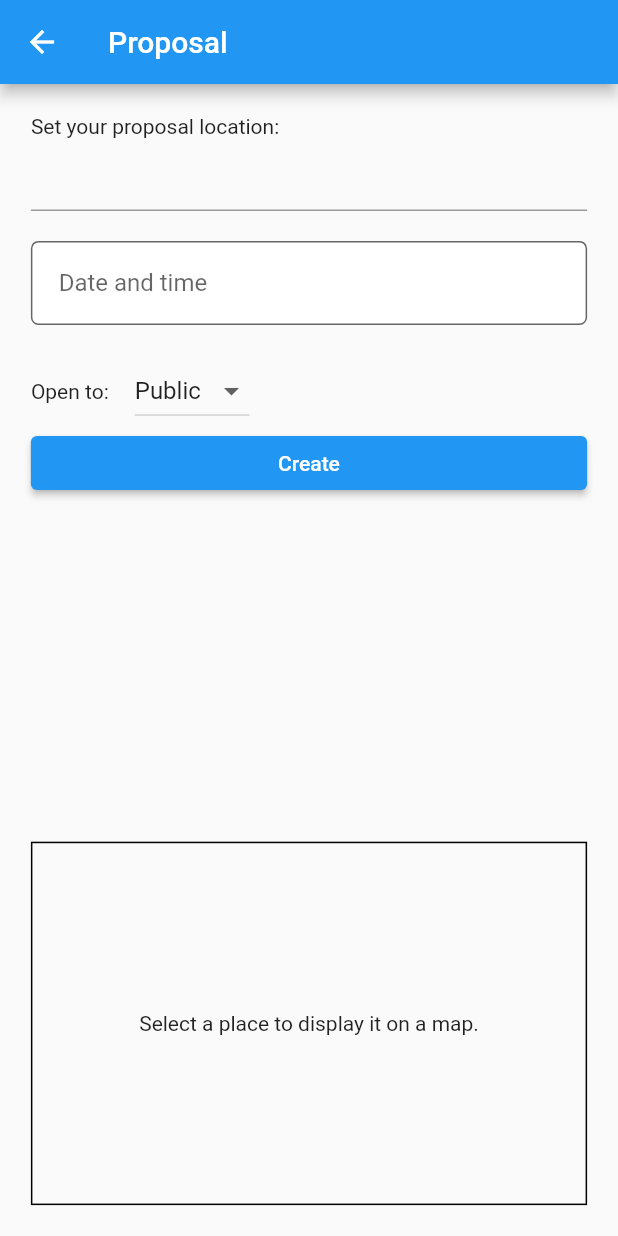
After one commit to gblfrc/dima-2022-gibellini-rondini, a Flutter app: the ProposalPage screen opened directly, after a tap on "Create", on a phone screen of 412 x 824 dp. The commit adds this screen. Run offline on Flutter 3.47's test engine with Material 2 defaults, Android fonts, the phone set to English and light mode, and no system bars; drawn by our look-alikes of datetime_picker_formfield; our stand-ins replace cloud_firestore, file_picker, firebase_auth, firebase_core, firebase_storage, flutter_expandable_fab and 4 more; missing offline and left inert: algolia, dart_geohash, flutter_background_service, flutter_background_service_android; accounts and stored records are empty; network calls fail.

Commit message:
Create proposal
- Added page to create a proposal
- Added database interaction for proposal creation
- Minor update on proposal model object (can create proposal with no id, let id be set on the backend)

```diff
--- a/lib/app_logic/database.dart
+++ b/lib/app_logic/database.dart
@@ -231,6 +231,31 @@ class Database {
       throw DatabaseException("An error occurred while creating goal.");
     }
   }
+
+  static void createProposal(Proposal proposal) async {
+    try {
+      await FirebaseFirestore.instance.collection("proposals").add(
+        {
+          "dateTime": Timestamp.fromDate(proposal.dateTime),
+          "owner": FirebaseFirestore.instance.collection('users').doc(proposal.owner.uid),
+          "place": {
+            "coords": GeoPoint(proposal.place.coords.latitude,proposal.place.coords.longitude),
+            "geohash": GeoHasher().encode(proposal.place.coords.longitude,proposal.place.coords.latitude, precision: 9),
+            "id": proposal.place.id,
+            "latitude": proposal.place.coords.latitude,
+            "longitude": proposal.place.coords.longitude,
+            "name": proposal.place.name
+          },
+          "type": proposal.type,
+        },
+      );
+    } on FirebaseException {
+      throw DatabaseException("Couldn't create proposal");
+    }
+  }
+
+
+
 }
 
 //{owner: DocumentReference<Map<String, dynamic>>(users/SjM8IQQiqbV3q60PlSTr9qnZpI92),
--- a/lib/app_logic/search_engine.dart
+++ b/lib/app_logic/search_engine.dart
@@ -58,7 +58,6 @@ class SearchEngine {
       json['city'] = json['address']['city'];
       json['state'] = json['address']['state'];
       json['country'] = json['address']['country'];
-      print(json);
       places.add(Place.fromJson(json));
     }
     return places;
--- /dev/null
+++ b/lib/components/forms/proposal_form.dart
@@ -0,0 +1,212 @@
+import 'dart:async';
+
+import 'package:datetime_picker_formfield/datetime_picker_formfield.dart';
+import 'package:flutter/material.dart';
+import 'package:flutter_map/flutter_map.dart';
+import 'package:intl/intl.dart';
+import 'package:progetto/app_logic/search_engine.dart';
+
+import '../../app_logic/auth.dart';
+import '../../app_logic/database.dart';
+import '../../model/place.dart';
+import '../../model/proposal.dart';
+import '../../model/user.dart';
+
+class ProposalForm extends StatefulWidget {
+  const ProposalForm({super.key});
+
+  @override
+  State<ProposalForm> createState() => ProposalFormState();
+}
+
+class ProposalFormState extends State<ProposalForm> {
+  StreamController<Place> locationStreamController = StreamController<Place>();
+  Place? location;
+  DateTime? dateTime;
+  String type = 'Public';
+  final MapController _mapController = MapController();
+  final TextEditingController _dateTimeController = TextEditingController();
+  final typeItems = ['Public', 'Friends'];
+
+  ProposalFormState();
+
+  @override
+  Widget build(BuildContext context) {
+    return Flex(
+      direction: Axis.vertical,
+      children: [
+        Flexible(
+          flex: 2,
+          child: ListView(
+            children: [
+              const Text('Set your proposal location: '),
+              Autocomplete<Place>(
+                optionsBuilder: (textEditingValue) {
+                  if (textEditingValue.text == '') {
+                    return const Iterable<Place>.empty();
+                  } else {
+                    return SearchEngine.getPlacesByName(textEditingValue.text);
+                  }
+                },
+                displayStringForOption: (Place place) => place.name,
+                onSelected: (Place place) {
+                  setState(() {
+                    location = place;
+                    locationStreamController.add(place);
+                    _mapController.move(location!.coords, 15);
+                  });
+                },
+              ),
+              const SizedBox(
+                height: 20,
+              ),
+              LayoutBuilder(
+                builder: (context, constraint) => DateTimeField(
+                  format: DateFormat.yMd().add_Hm(),
+                  onShowPicker: (context, currentValue) async {
+                    final date = await showDatePicker(
+                      context: context,
+                      initialDate: currentValue ?? DateTime.now(),
+                      firstDate: DateTime(1900),
+                      lastDate: DateTime(2100),
+                    );
+                    if (date != null && mounted) {
+                      final time = await showTimePicker(
+                        context: context,
+                        initialTime: TimeOfDay.fromDateTime(
+                            currentValue ?? DateTime.now()),
+                      );
+                      dateTime = DateTimeField.combine(date, time);
+                    } else {
+                      dateTime = currentValue;
+                    }
+                    _dateTimeController.text =
+                        DateFormat.yMd().add_Hm().format(dateTime!).toString();
+                    return null;
+                  },
+                  decoration: InputDecoration(
+                    filled: true,
+                    fillColor: Colors.white,
+                    isDense: true,
+                    contentPadding: EdgeInsets.all(constraint.maxWidth / 20),
+                    border: OutlineInputBorder(
+                      borderRadius: BorderRadius.circular(5),
+                    ),
+                    hintText: "Date and time",
+                  ),
+                  controller: _dateTimeController,
+                ),
+              ),
+              const SizedBox(
+                height: 20,
+              ),
+              Row(
+                children: [
+                  const Text('Open to:     '),
+                  DropdownButton(
+                    value: type,
+                    items:
+                        typeItems.map<DropdownMenuItem<String>>((String value) {
+                      return DropdownMenuItem<String>(
+                        value: value,
+                        child: Text(value),
+                      );
+                    }).toList(),
+                    onChanged: (String? value) {
+                      setState(() {
+                        type = value ?? 'Public';
+                      });
+                    },
+                  )
+                ],
+              ),
+              ElevatedButton(
+                onPressed: () async {
+                  if (dateTime != null && location != null) {
+                    Proposal? proposal;
+                    try {
+                      User? user =
+                          await Database.getUser(Auth().currentUser!.uid).first;
+                      proposal = Proposal(
+                          dateTime: dateTime!,
+                          owner: user!,
+                          place: location!,
+                          type: type);
+                      Database.createProposal(proposal);
+                      if (mounted) {
+                        Navigator.pop(context);
+                      }
+                      if (mounted) {
+                        ScaffoldMessenger.of(context).showSnackBar(
+                          const SnackBar(
+                            content: Text('Proposal created successfully'),
+                          ),
+                        );
+                      }
+                    } on Exception {
+                      ScaffoldMessenger.of(context).showSnackBar(
+                        const SnackBar(
+                          content: Text(
+                              'An error occurred while saving your proposal.'),
+                        ),
+                      );
+                    }
+                  }
+                },
+                child: const Text('Create'),
+              ),
+            ],
+          ),
+        ),
+        Flexible(
+          flex: 1,
+          child: StreamBuilder(
+            stream: locationStreamController.stream,
+            builder: (context, snapshot) {
+              if (snapshot.hasData) {
+                return FlutterMap(
+                  mapController: _mapController,
+                  options: MapOptions(
+                    center: location!.coords,
+                    zoom: 15,
+                    maxZoom: 18.4,
+                  ),
+                  children: [
+                    TileLayer(
+                      urlTemplate:
+                          "https://{s}.tile.openstreetmap.org/{z}/{x}/{y}.png",
+                      subdomains: const ['a', 'b', 'c'],
+                    ),
+                    MarkerLayer(markers: [
+                      Marker(
+                        point: location!.coords,
+                        builder: (context) => Icon(
+                          Icons.place,
+                          color: Colors.red.shade400,
+                          size: 35,
+                        ),
+                      ),
+                    ])
+                  ],
+                );
+              } else {
+                return LayoutBuilder(
+                  builder: (context, constraint) => Container(
+                    decoration: BoxDecoration(
+                        border: Border.all(color: Colors.black, width: 1)),
+                    child: const Center(
+                      child: Text('Select a place to display it on a map.'),
+                    ),
+                  ),
+                );
+              }
+            },
+          ),
+        ),
+      ],
+    );
+
+    // place
+    //date time --> date time picker
+  }
+}
--- a/lib/model/place.dart
+++ b/lib/model/place.dart
@@ -6,9 +6,9 @@ class Place {
   String? city;
   String? state;
   String? country;
-  LatLng? coords;
+  LatLng coords;
 
-  Place({required this.id, required this.name, this.city, this.state, this.country, this.coords});
+  Place({required this.id, required this.name, this.city, this.state, this.country, required this.coords});
 
   /*
   * Function to create a User object from a json map
--- a/lib/model/proposal.dart
+++ b/lib/model/proposal.dart
@@ -2,14 +2,14 @@ import 'package:progetto/model/place.dart';
 import 'user.dart';
 
 class Proposal {
-  String id;
+  String? id;
   DateTime dateTime;
   User owner;
   Place place;
   String type;
 
   Proposal(
-      {required this.id,
+      {this.id,
       required this.dateTime,
       required this.owner,
       required this.place,
--- a/lib/pages/home_page.dart
+++ b/lib/pages/home_page.dart
@@ -1,5 +1,7 @@
 import 'package:flutter/material.dart';
 import 'package:firebase_auth/firebase_auth.dart';
+import 'package:flutter_expandable_fab/flutter_expandable_fab.dart';
+import 'package:progetto/pages/proposal_page.dart';
 import 'package:progetto/pages/session_page.dart';
 import '../app_logic/database.dart';
 import '../components/cards.dart';
@@ -113,12 +115,27 @@ class _HomePageState extends State<HomePage> {
             ),
           ],
         ),
-      floatingActionButton: FloatingActionButton(
-        // TODO: Change onPressed callback: this is not doing anything at the moment
-        onPressed: () => Navigator.of(context)
-            .push(MaterialPageRoute(builder: (context) => const SessionPage())),
+        floatingActionButtonLocation: ExpandableFab.location,
+        floatingActionButton: ExpandableFab(
+          distance: 70,
+          type: ExpandableFabType.left,
+          child: const Icon(Icons.add),
+          children: [
+            FloatingActionButton(
+              onPressed: () => Navigator.of(context).push(
+                  MaterialPageRoute(builder: (context) => const SessionPage())),
               tooltip: 'New session',
+              heroTag: 'new-proposal-button',
               child: const Icon(Icons.directions_run),
+            ),
+            FloatingActionButton(
+              onPressed: () => Navigator.of(context).push(
+                  MaterialPageRoute(builder: (context) => const ProposalPage())),
+              tooltip: 'New proposal',
+              heroTag: 'new-session-button',
+              child: const Icon(Icons.calendar_month),
+            ),
+          ],
         ),
     );
   }
--- /dev/null
+++ b/lib/pages/proposal_page.dart
@@ -0,0 +1,23 @@
+import 'package:flutter/material.dart';
+
+import '../components/forms/proposal_form.dart';
+
+class ProposalPage extends StatelessWidget {
+  const ProposalPage({super.key});
+
+  @override
+  Widget build(BuildContext context) {
+    return Scaffold(
+      appBar: AppBar(
+        title: const Text("Proposal"),
+      ),
+      body: LayoutBuilder(
+        builder: (context, constraint) => Container(
+          height: constraint.maxHeight,
+          padding: EdgeInsets.all(MediaQuery.of(context).size.width / 20),
+          child: const ProposalForm(),
+        ),
+      ),
+    );
+  }
+}
--- a/pubspec.yaml
+++ b/pubspec.yaml
@@ -52,6 +52,7 @@ dependencies:
   flutter_background_service_android: ^3.0.3
   permission_handler: ^10.2.0
   dart_geohash: 2.0.2
+  flutter_expandable_fab: 1.7.1
 
 dev_dependencies:
   flutter_test:
```
Also changed, not shown: pubspec.lock. Lines whose indentation alone changed are shown as unchanged.
